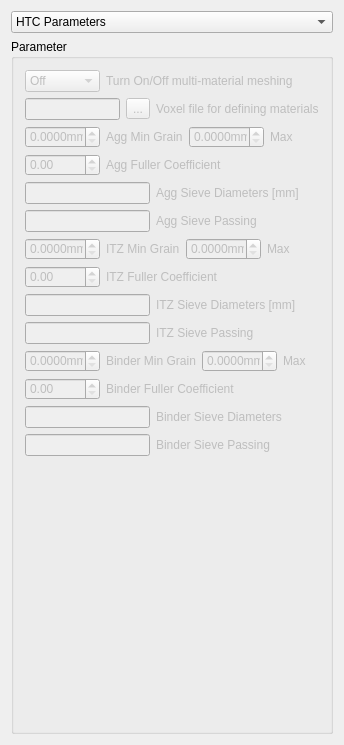
First picture: the form in freecad/chronoWorkbench/gui/ui/ui_LDPMCSL_additionalPara.ui, repository Concrete-Chrono-Development/chrono-preprocessor, before the edit.
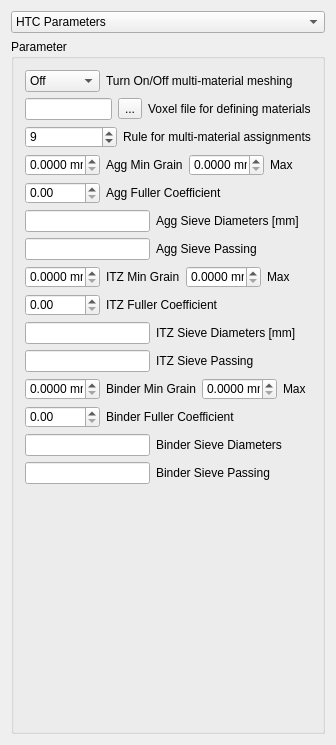
Second picture: the form after the edit. The open tabs and pages were chosen to show the change. Icons and pictures are not drawn.

Diff of the .ui file:
```diff
--- a/freecad/chronoWorkbench/gui/ui/ui_LDPMCSL_additionalPara.ui
+++ b/freecad/chronoWorkbench/gui/ui/ui_LDPMCSL_additionalPara.ui
@@ -45,7 +45,7 @@
       <property name="spacing">
        <number>0</number>
       </property>
-      <item row="1" column="0">
+      <item row="0" column="0">
        <widget class="QStackedWidget" name="widgetStack2">
         <property name="enabled">
          <bool>true</bool>
@@ -1073,9 +1073,9 @@
         </widget>
         <widget class="QWidget" name="Page5_ellipsoid">
          <property name="enabled">
-          <bool>false</bool>
+          <bool>true</bool>
          </property>
-         <layout class="QGridLayout" name="gridLayout_6">
+         <layout class="QGridLayout" name="gridLayout_9">
           <item row="0" column="0">
            <layout class="QHBoxLayout" name="horizontalLayout_22">
             <item>
@@ -1119,12 +1119,12 @@
             </item>
            </layout>
           </item>
-          <item row="1" column="0" colspan="2">
+          <item row="1" column="0">
            <layout class="QHBoxLayout" name="horizontalLayout_23">
             <item>
              <widget class="QLineEdit" name="le_working_dir_5">
               <property name="enabled">
-               <bool>false</bool>
+               <bool>true</bool>
               </property>
               <property name="minimumSize">
                <size>
@@ -1146,7 +1146,7 @@
             <item>
              <widget class="QToolButton" name="readFileButton_5">
               <property name="enabled">
-               <bool>false</bool>
+               <bool>true</bool>
               </property>
               <property name="text">
                <string notr="true">...</string>
@@ -1162,7 +1162,37 @@
             </item>
            </layout>
           </item>
-          <item row="2" column="0" colspan="2">
+          <item row="2" column="0">
+           <layout class="QGridLayout" name="gridLayout_6">
+            <item row="0" column="0">
+             <widget class="QSpinBox" name="multiMatRule">
+              <property name="minimumSize">
+               <size>
+                <width>75</width>
+                <height>20</height>
+               </size>
+              </property>
+              <property name="minimum">
+               <number>1</number>
+              </property>
+              <property name="maximum">
+               <number>10</number>
+              </property>
+              <property name="value">
+               <number>9</number>
+              </property>
+             </widget>
+            </item>
+            <item row="0" column="1">
+             <widget class="QLabel" name="textLabel2_30">
+              <property name="text">
+               <string>Rule for multi-material assignments</string>
+              </property>
+             </widget>
+            </item>
+           </layout>
+          </item>
+          <item row="3" column="0">
            <layout class="QHBoxLayout" name="horizontalLayout_24">
             <item>
              <widget class="QDoubleSpinBox" name="doubleSpinBox_15">
@@ -1185,7 +1215,7 @@
                </size>
               </property>
               <property name="suffix">
-               <string>mm</string>
+               <string> mm</string>
               </property>
               <property name="decimals">
                <number>4</number>
@@ -1223,7 +1253,7 @@
                </size>
               </property>
               <property name="suffix">
-               <string>mm</string>
+               <string> mm</string>
               </property>
               <property name="decimals">
                <number>4</number>
@@ -1242,7 +1272,7 @@
             </item>
            </layout>
           </item>
-          <item row="3" column="0">
+          <item row="4" column="0">
            <layout class="QHBoxLayout" name="horizontalLayout_25">
             <item>
              <widget class="QDoubleSpinBox" name="doubleSpinBox_17">
@@ -1278,7 +1308,7 @@
             </item>
            </layout>
           </item>
-          <item row="4" column="0" colspan="2">
+          <item row="5" column="0">
            <layout class="QHBoxLayout" name="horizontalLayout_26">
             <item>
              <widget class="QLineEdit" name="lineEdit_2">
@@ -1317,7 +1347,7 @@
             </item>
            </layout>
           </item>
-          <item row="5" column="0" colspan="2">
+          <item row="6" column="0">
            <layout class="QHBoxLayout" name="horizontalLayout_27">
             <item>
              <widget class="QLineEdit" name="lineEdit_3">
@@ -1350,7 +1380,7 @@
             </item>
            </layout>
           </item>
-          <item row="6" column="0" colspan="2">
+          <item row="7" column="0">
            <layout class="QHBoxLayout" name="horizontalLayout_28">
             <item>
              <widget class="QDoubleSpinBox" name="doubleSpinBox_19">
@@ -1373,7 +1403,7 @@
                </size>
               </property>
               <property name="suffix">
-               <string>mm</string>
+               <string> mm</string>
               </property>
               <property name="decimals">
                <number>4</number>
@@ -1411,7 +1441,7 @@
                </size>
               </property>
               <property name="suffix">
-               <string>mm</string>
+               <string> mm</string>
               </property>
               <property name="decimals">
                <number>4</number>
@@ -1430,7 +1460,7 @@
             </item>
            </layout>
           </item>
-          <item row="7" column="0">
+          <item row="8" column="0">
            <layout class="QHBoxLayout" name="horizontalLayout_29">
             <item>
              <widget class="QDoubleSpinBox" name="doubleSpinBox_18">
@@ -1466,7 +1496,7 @@
             </item>
            </layout>
           </item>
-          <item row="8" column="0" colspan="2">
+          <item row="9" column="0">
            <layout class="QHBoxLayout" name="horizontalLayout_30">
             <item>
              <widget class="QLineEdit" name="lineEdit_5">
@@ -1505,7 +1535,7 @@
             </item>
            </layout>
           </item>
-          <item row="9" column="0" colspan="2">
+          <item row="10" column="0">
            <layout class="QHBoxLayout" name="horizontalLayout_31">
             <item>
              <widget class="QLineEdit" name="lineEdit_4">
@@ -1538,7 +1568,7 @@
             </item>
            </layout>
           </item>
-          <item row="10" column="0" colspan="2">
+          <item row="11" column="0">
            <layout class="QHBoxLayout" name="horizontalLayout_32">
             <item>
              <widget class="QDoubleSpinBox" name="doubleSpinBox_22">
@@ -1561,7 +1591,7 @@
                </size>
               </property>
               <property name="suffix">
-               <string>mm</string>
+               <string> mm</string>
               </property>
               <property name="decimals">
                <number>4</number>
@@ -1599,7 +1629,7 @@
                </size>
               </property>
               <property name="suffix">
-               <string>mm</string>
+               <string> mm</string>
               </property>
               <property name="decimals">
                <number>4</number>
@@ -1618,7 +1648,7 @@
             </item>
            </layout>
           </item>
-          <item row="11" column="0">
+          <item row="12" column="0">
            <layout class="QHBoxLayout" name="horizontalLayout_33">
             <item>
              <widget class="QDoubleSpinBox" name="doubleSpinBox_21">
@@ -1647,6 +1677,9 @@
             </item>
             <item>
              <widget class="QLabel" name="label_12">
+              <property name="enabled">
+               <bool>true</bool>
+              </property>
               <property name="text">
                <string>Binder Fuller Coefficient</string>
               </property>
@@ -1654,7 +1687,7 @@
             </item>
            </layout>
           </item>
-          <item row="12" column="0" colspan="2">
+          <item row="13" column="0">
            <layout class="QHBoxLayout" name="horizontalLayout_34">
             <item>
              <widget class="QLineEdit" name="lineEdit_7">
@@ -1693,7 +1726,7 @@
             </item>
            </layout>
           </item>
-          <item row="13" column="0" colspan="2">
+          <item row="14" column="0">
            <layout class="QHBoxLayout" name="horizontalLayout_35">
             <item>
              <widget class="QLineEdit" name="lineEdit_6">
@@ -1726,7 +1759,7 @@
             </item>
            </layout>
           </item>
-          <item row="14" column="1">
+          <item row="15" column="0">
            <spacer>
             <property name="orientation">
              <enum>Qt::Vertical</enum>
```
Left out of the diff: 36 changed lines with no effect on the pictures.
